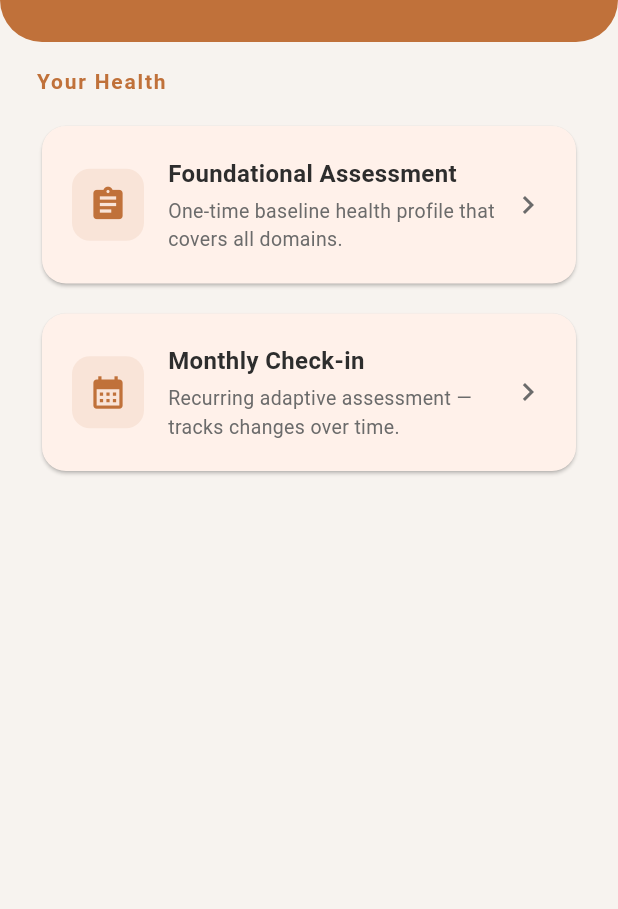
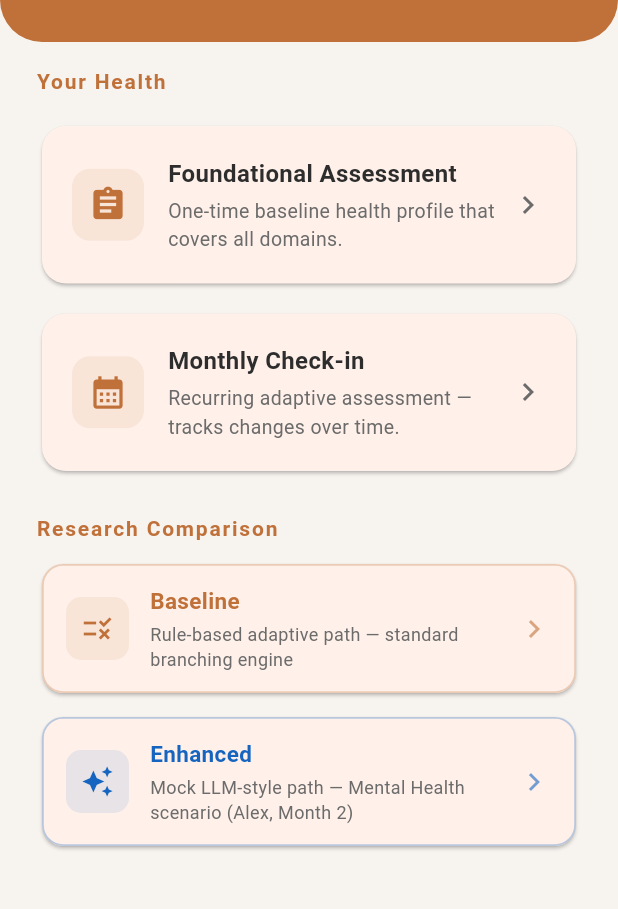
Before and after one commit to JayReeMarine/FWG-Adaptive-Assessments, a Flutter app: the screen it shows after launch, on a phone screen of 412 x 824 dp, the part 255-1164 px from its top. Run offline on Flutter 3.47's test engine with Material 3 defaults, Android fonts, the phone set to English and light mode, and no system bars; our stand-ins replace supabase_flutter; accounts and stored records are empty.

Commit message:
create comparison scenario

```diff
--- /dev/null
+++ b/flutter_mockup/lib/config/comparison_scenario.dart
@@ -0,0 +1,335 @@
+// ─────────────────────────────────────────────────────────────────────────────
+// comparison_scenario.dart
+//
+// Defines the hardcoded Mental Health comparison scenario used to demonstrate
+// baseline vs enhanced adaptive questioning.
+//
+// This file is the research comparison config — it is intentionally separate
+// from the live BranchingEngine so that the baseline DB logic is not modified.
+//
+// User profile (seed):
+//   Alex — 24F, East Asian international student
+//   Month 1 result: Mental Health risk = Mild
+//   Month 2 context: same or slightly worsening trend
+//
+// The UserSeed class below mirrors the FWG "Seed" architecture concept:
+// a distilled, immutable snapshot of a user's health baseline used to
+// initialise adaptive assessment engines.  In this prototype it is a mock
+// (hardcoded), but the shape matches what a real seed would look like.
+//
+// Step 4 / 5 / 6 of FYP research comparison work.
+// ─────────────────────────────────────────────────────────────────────────────
+
+import '../models/ui_question.dart';
+
+// ─── UserSeed — FWG Seed architecture mock ───────────────────────────────────
+
+/// A structured snapshot of a user's health baseline.
+///
+/// In the FWG Seed concept a Seed is:
+///   - Immutable once created for a given period
+///   - Versioned longitudinally (one seed per month)
+///   - Used to initialise adaptive assessment inference and guidance engines
+///
+/// This class is a *mock* implementation for the research comparison demo.
+/// It holds only the fields relevant to the Mental Health scenario.
+class UserSeed {
+  /// Unique user identifier (placeholder — auth not yet implemented).
+  final String userId;
+
+  /// Seed version label, e.g. "Month 1", "Month 2".
+  final String version;
+
+  /// User demographic context used for question personalisation.
+  final UserDemographics demographics;
+
+  /// Domain risk levels from the previous assessment period.
+  final Map<String, String> domainRiskLevels;
+
+  /// Free-form context notes surfaced to the adaptive engine.
+  final List<String> contextNotes;
+
+  const UserSeed({
+    required this.userId,
+    required this.version,
+    required this.demographics,
+    required this.domainRiskLevels,
+    required this.contextNotes,
+  });
+}
+
+class UserDemographics {
+  final int age;
+  final String gender;
+  final String background;
+  final String occupation;
+
+  const UserDemographics({
+    required this.age,
+    required this.gender,
+    required this.background,
+    required this.occupation,
+  });
+}
+
+// ─── Alex's Month 1 Seed (mock) ──────────────────────────────────────────────
+
+/// The hardcoded seed representing Alex's health baseline after Month 1.
+///
+/// This seed is what the enhanced adaptive engine would consume at the start
+/// of Month 2 to personalise question selection and phrasing.
+const alexSeed = UserSeed(
+  userId: 'mock-alex-001',
+  version: 'Month 1',
+  demographics: UserDemographics(
+    age: 24,
+    gender: 'Female',
+    background: 'East Asian international student',
+    occupation: 'University student',
+  ),
+  domainRiskLevels: {
+    'MENTAL HEALTH': 'mild',       // persistent — same in Month 2
+    'DIETARY': 'none',
+    'PHYSICAL ACTIVITY': 'none',
+    'ALCOHOL': 'none',
+    'SMOKING/VAPING': 'none',
+    'WOMEN HEALTH': 'none',
+  },
+  contextNotes: [
+    'Reported low mood on several days (Q18 score = 1)',
+    'Isolation score was low and stable (Q20 score = 0)',
+    'No functional impact reported in Month 1 (Q39 not triggered)',
+    'Two-month persistent mild pattern — longitudinal signal not captured by baseline',
+  ],
+);
+
+/// Describes the Mental Health domain questions for ONE monthly check-in
+/// under the baseline rule-based system, for Alex's Month 2 run.
+///
+/// These are the questions the BranchingEngine would return:
+///   ID 18 — mood frequency (SCALE, scale_id=1)
+///   ID 19 — manage important things (SCALE, scale_id=4)
+///   ID 20 — isolated from others (SCALE, scale_id=1)
+///   ID 39 — functional impact  [only shown if Q18 >= 2, per Rule 13]
+///
+/// In Alex's scenario: Q18 answer = 1 (Several days) → Rule 13 NOT triggered
+///   → Q39 is HIDDEN.  This is the core limitation the enhanced version fixes.
+const baselineMentalHealthPath = [
+  _BaselineQuestion(
+    id: 18,
+    text: 'In the past month, how often have you felt low mood, sad, '
+        'hopeless, nervous, worried, or restless?',
+    options: ['Not at all', 'Several days', 'More than half the days', 'Nearly every day'],
+    note: 'Generic — identical phrasing every month for every user.',
+  ),
+  _BaselineQuestion(
+    id: 19,
+    text: 'In the past month, how often have you felt that important things '
+        'in your life were difficult to manage?',
+    options: ['Never', 'Rarely', 'Sometimes', 'Often', 'Always'],
+    note: 'No context from Month 1. "Important things" is vague.',
+  ),
+  _BaselineQuestion(
+    id: 20,
+    text: 'In the past month, how often do you feel isolated from others?',
+    options: ['Not at all', 'Several days', 'More than half the days', 'Nearly every day'],
+    note: 'Same as Month 1. Not skipped even if Month 1 score was low.',
+  ),
+  _BaselineQuestion(
+    id: 39,
+    text: '[HIDDEN — functional impact question not shown because '
+        'Alex\'s Q18 score = 1 (Several days), which is below the ≥2 threshold '
+        'required by Rule 13. Even though two months of Mild scores indicate a '
+        'persistent pattern, this question is never surfaced.]',
+    options: [],
+    note: 'Hard threshold blocks this question. No longitudinal awareness.',
+    blocked: true,
+  ),
+];
+
+/// Describes the Mental Health domain questions for the SAME monthly check-in
+/// under the MOCK enhanced adaptive system, for Alex's Month 2 run.
+///
+/// Key differences from baseline:
+///   1. Q18 phrasing references Month 1 history ("you reported…")
+///   2. Q19 phrasing adapted for student context ("studies, responsibilities")
+///   3. New question: trend direction (getting better / same / worse)
+///   4. Q39 unlocked early based on two-month pattern, not hard score threshold
+///   5. Q20 skipped — low & stable score from Month 1, no new information
+const enhancedMentalHealthPath = [
+  _EnhancedQuestion(
+    id: 18,
+    text: 'Over the past month, have you continued to experience feelings like '
+        'low mood, worry, or restlessness? Last month you reported this '
+        'happening on several days.',
+    options: ['Not at all', 'Several days', 'More than half the days', 'Nearly every day'],
+    why: 'References Month 1. Acknowledges continuity rather than repeating '
+        'the same generic question.',
+  ),
+  _EnhancedQuestion(
+    id: 19,
+    text: 'In the past month, has it felt harder than usual to stay on top '
+        'of your studies, daily responsibilities, or relationships?',
+    options: ['Never', 'Rarely', 'Sometimes', 'Often', 'Always'],
+    why: 'Student-specific phrasing ("studies, responsibilities") replaces '
+        'the vague "important things in your life". More relevant to Alex\'s context.',
+  ),
+  _EnhancedQuestion(
+    id: -1, // mock — not yet in DB
+    text: 'Since you\'ve reported similar feelings for two months in a row, '
+        'how would you describe the change over the past month?',
+    options: ['Getting better', 'About the same', 'Getting worse'],
+    why: 'New trend-direction question triggered by two-month persistent pattern. '
+        'Not based on a single-month score threshold. '
+        'Captures longitudinal signal the baseline cannot detect.',
+  ),
+  _EnhancedQuestion(
+    id: 39,
+    text: 'Have these feelings made it harder for you to manage your daily life — '
+        'for example, attending classes, completing work, or maintaining relationships?',
+    options: ['No', 'Yes'],
+    why: 'Unlocked early because of the two-month Mild pattern, even though '
+        'the single-month score does not meet the ≥2 threshold. '
+        'Student-specific examples replace generic "work, daily tasks".',
+  ),
+  // Q20 (isolation) is deliberately skipped:
+  // Alex's Month 1 isolation score was low and stable.
+  // The enhanced system de-prioritises questions unlikely to yield new information.
+];
+
+// ─── Evaluation summary ───────────────────────────────────────────────────────
+
+/// Comparison of baseline vs enhanced for each of Zach's 6 evaluation dimensions.
+const comparisonSummary = [
+  _Dimension(
+    name: 'Relevance',
+    baseline: 'Generic questions for all users at any month',
+    enhanced: 'Questions adapted to student context and Month 1 history',
+  ),
+  _Dimension(
+    name: 'Clarity',
+    baseline: 'Clinical phrasing — "important things in your life were difficult to manage"',
+    enhanced: 'Contextualised — "studies, daily responsibilities, or relationships"',
+  ),
+  _Dimension(
+    name: 'Non-repetitiveness',
+    baseline: 'Q20 asked every month regardless of prior low stable score',
+    enhanced: 'Q20 skipped — no new information expected based on Month 1',
+  ),
+  _Dimension(
+    name: 'Logical progression',
+    baseline: 'Three standalone questions, no narrative link',
+    enhanced: 'Q1 references Month 1 → trend Q → functional impact Q',
+  ),
+  _Dimension(
+    name: 'Perceived adaptiveness',
+    baseline: 'No indication the system knows the user\'s history',
+    enhanced: 'Q1 explicitly acknowledges Month 1: "Last month you reported…"',
+  ),
+  _Dimension(
+    name: 'Sensitivity / appropriateness',
+    baseline: 'Identical clinical wording for all cultural backgrounds',
+    enhanced: 'Softer tone reduces stigma barrier; student context reduces alienation',
+  ),
+];
+
+// ─── Data classes (plain Dart — no Flutter dependencies) ─────────────────────
+
+class _BaselineQuestion {
+  final int id;
+  final String text;
+  final List<String> options;
+  final String note;
+  final bool blocked;
+  const _BaselineQuestion({
+    required this.id,
+    required this.text,
+    required this.options,
+    required this.note,
+    this.blocked = false,
+  });
+}
+
+class _EnhancedQuestion {
+  final int id;
+  final String text;
+  final List<String> options;
+  final String why;
+  const _EnhancedQuestion({
+    required this.id,
+    required this.text,
+    required this.options,
+    required this.why,
+  });
+}
+
+class _Dimension {
+  final String name;
+  final String baseline;
+  final String enhanced;
+  const _Dimension({
+    required this.name,
+    required this.baseline,
+    required this.enhanced,
+  });
+}
+
+// ─── UiQuestion builders (for use in SurveyPage enhanced mode) ───────────────
+
+/// Builds the list of UiQuestion objects for the enhanced Mental Health path.
+/// Called by SurveyPage when SurveyMode.enhanced is active.
+List<UiQuestion> buildEnhancedMentalHealthQuestions() {
+  final scale0to3 = ['Not at all', 'Several days', 'More than half the days', 'Nearly every day'];
+  final scale0to4 = ['Never', 'Rarely', 'Sometimes', 'Often', 'Always'];
+  final trendScale = ['Getting better', 'About the same', 'Getting worse'];
+  final yesNo = ['No', 'Yes'];
+
+  return [
+    UiQuestion(
+      questionId: 18,
+      title: 'Over the past month, have you continued to experience feelings like '
+          'low mood, worry, or restlessness? Last month you reported this '
+          'happening on several days.',
+      help: 'Enhanced: references your Month 1 report.',
+      options: scale0to3,
+      answerKind: 'SCALE',
+      required: true,
+      domain: 'MENTAL HEALTH',
+      periodQuestion: true,
+    ),
+    UiQuestion(
+      questionId: 19,
+      title: 'In the past month, has it felt harder than usual to stay on top '
+          'of your studies, daily responsibilities, or relationships?',
+      help: 'Enhanced: adapted for student context.',
+      options: scale0to4,
+      answerKind: 'SCALE',
+      required: true,
+      domain: 'MENTAL HEALTH',
+      periodQuestion: true,
+    ),
+    UiQuestion(
+      questionId: -1, // mock trend question — not in DB yet
+      title: 'Since you\'ve reported similar feelings for two months in a row, '
+          'how would you describe the change over the past month?',
+      help: 'Enhanced: triggered by two-month persistent pattern.',
+      options: trendScale,
+      answerKind: 'SCALE',
+      required: true,
+      domain: 'MENTAL HEALTH',
+      periodQuestion: true,
+    ),
+    UiQuestion(
+      questionId: 39,
+      title: 'Have these feelings made it harder for you to manage your daily life — '
+          'for example, attending classes, completing work, or maintaining relationships?',
+      help: 'Enhanced: unlocked early due to two-month pattern (normally hidden until Moderate risk).',
+      options: yesNo,
+      answerKind: 'SCALE',
+      required: true,
+      domain: 'MENTAL HEALTH',
+      periodQuestion: true,
+    ),
+    // Q20 deliberately excluded — low stable score in Month 1, no new info expected.
+  ];
+}
--- a/flutter_mockup/lib/screens/home_page.dart
+++ b/flutter_mockup/lib/screens/home_page.dart
@@ -104,6 +104,8 @@ class _HomePageState extends State<HomePage> {
                             const SizedBox(height: 12),
                             _buildDemoCard(),
                           ],
+                          const SizedBox(height: 24),
+                          _buildComparisonSection(),
                         ],
                       ),
                     ),
@@ -234,6 +236,117 @@ class _HomePageState extends State<HomePage> {
     );
   }
 
+  // ── Research comparison section ──────────────────────────────────────────
+  Widget _buildComparisonSection() {
+    final now = DateTime.now();
+    return Column(
+      crossAxisAlignment: CrossAxisAlignment.start,
+      children: [
+        const Text(
+          'Research Comparison',
+          style: TextStyle(
+            color: AppColors.primary,
+            fontSize: 14,
+            fontWeight: FontWeight.w600,
+            letterSpacing: 1.2,
+          ),
+        ),
+        const SizedBox(height: 10),
+        _buildComparisonCard(
+          label: 'Baseline',
+          subtitle: 'Rule-based adaptive path — standard branching engine',
+          color: AppColors.primary,
+          icon: Icons.rule,
+          mode: SurveyMode.baseline,
+          now: now,
+        ),
+        const SizedBox(height: 8),
+        _buildComparisonCard(
+          label: 'Enhanced',
+          subtitle: 'Mock LLM-style path — Mental Health scenario (Alex, Month 2)',
+          color: const Color(0xFF1565C0),
+          icon: Icons.auto_awesome,
+          mode: SurveyMode.enhanced,
+          now: now,
+        ),
+      ],
+    );
+  }
+
+  Widget _buildComparisonCard({
+    required String label,
+    required String subtitle,
+    required Color color,
+    required IconData icon,
+    required SurveyMode mode,
+    required DateTime now,
+  }) {
+    return Card(
+      elevation: 1,
+      shape: RoundedRectangleBorder(
+        borderRadius: BorderRadius.circular(14),
+        side: BorderSide(color: color.withValues(alpha: 0.3), width: 1.2),
+      ),
+      child: InkWell(
+        borderRadius: BorderRadius.circular(14),
+        onTap: () {
+          Navigator.push(
+            context,
+            MaterialPageRoute(
+              builder: (_) => SurveyPage(
+                surveyType: SurveyType.monthly,
+                periodMonth: now.month,
+                periodYear: now.year,
+                mode: mode,
+              ),
+            ),
+          );
+        },
+        child: Padding(
+          padding: const EdgeInsets.symmetric(horizontal: 16, vertical: 14),
+          child: Row(
+            children: [
+              Container(
+                width: 42,
+                height: 42,
+                decoration: BoxDecoration(
+                  color: color.withValues(alpha: 0.1),
+                  borderRadius: BorderRadius.circular(10),
+                ),
+                child: Icon(icon, color: color, size: 22),
+              ),
+              const SizedBox(width: 14),
+              Expanded(
+                child: Column(
+                  crossAxisAlignment: CrossAxisAlignment.start,
+                  children: [
+                    Text(
+                      label,
+                      style: TextStyle(
+                        fontSize: 15,
+                        fontWeight: FontWeight.w600,
+                        color: color,
+                      ),
+                    ),
+                    const SizedBox(height: 3),
+                    Text(
+                      subtitle,
+                      style: const TextStyle(
+                        fontSize: 12,
+                        color: AppColors.textSecondary,
+                      ),
+                    ),
+                  ],
+                ),
+              ),
+              Icon(Icons.chevron_right, color: color.withValues(alpha: 0.6)),
+            ],
+          ),
+        ),
+      ),
+    );
+  }
+
   Widget _buildDemoCard() {
     return Card(
       elevation: 0,
--- a/flutter_mockup/lib/screens/survey_page.dart
+++ b/flutter_mockup/lib/screens/survey_page.dart
@@ -8,6 +8,7 @@ import '../models/branch_rule.dart';
 import '../services/branching_engine.dart';
 import '../services/scoring_service.dart';
 import '../utils/constants.dart';
+import '../config/comparison_scenario.dart';
 import '../widgets/progress_bar.dart';
 import '../widgets/question_card.dart';
 import 'completion_page.dart';
@@ -17,11 +18,18 @@ class SurveyPage extends StatefulWidget {
   final int periodMonth;
   final int periodYear;
 
+  /// Research comparison mode.
+  /// - [SurveyMode.baseline] (default): uses BranchingEngine + live DB rules.
+  /// - [SurveyMode.enhanced]: replaces the Mental Health domain with the
+  ///   hardcoded mock enhanced path from comparison_scenario.dart.
+  final SurveyMode mode;
+
   const SurveyPage({
     super.key,
     required this.surveyType,
     required this.periodMonth,
     required this.periodYear,
+    this.mode = SurveyMode.baseline,
   });
 
   @override
@@ -57,6 +65,14 @@ class _SurveyPageState extends State<SurveyPage> {
       final List<UiQuestion> questions;
       if (widget.surveyType == SurveyType.foundational) {
         questions = await _questionRepo.fetchFoundational();
+      } else if (widget.mode == SurveyMode.enhanced) {
+        // Enhanced mode: replace Mental Health domain questions with the
+        // hardcoded mock path from comparison_scenario.dart, keep all others.
+        final allMonthly = await _questionRepo.fetchMonthly();
+        final nonMH = allMonthly
+            .where((q) => q.domain?.toUpperCase() != 'MENTAL HEALTH')
+            .toList();
+        questions = [...buildEnhancedMentalHealthQuestions(), ...nonMH];
       } else {
         questions = await _questionRepo.fetchMonthly();
       }
@@ -252,7 +268,9 @@ class _SurveyPageState extends State<SurveyPage> {
   Widget build(BuildContext context) {
     final typeLabel = widget.surveyType == SurveyType.foundational
         ? 'Foundational Assessment'
-        : 'Monthly Check-in';
+        : widget.mode == SurveyMode.enhanced
+            ? 'Monthly Check-in (Enhanced)'
+            : 'Monthly Check-in';
 
     return Scaffold(
       backgroundColor: AppColors.background,
--- a/flutter_mockup/lib/utils/constants.dart
+++ b/flutter_mockup/lib/utils/constants.dart
@@ -1,4 +1,16 @@
 import 'package:flutter/material.dart';
+
+// ─── Survey mode ─────────────────────────────────────────────────────────────
+// Used to switch between the rule-based baseline and the mock enhanced path
+// for the research comparison demo (Step 5/6).
+enum SurveyMode {
+  /// Standard rule-based adaptive flow — the research baseline.
+  baseline,
+
+  /// Mock enhanced flow for the Mental Health comparison scenario.
+  /// Questions are hardcoded in MentalHealthScenario (config/comparison_scenario.dart).
+  enhanced,
+}
 
 class AppColors {
   // Navigator theme — orange/brown
```
Also changed, not shown: 1 other file.
